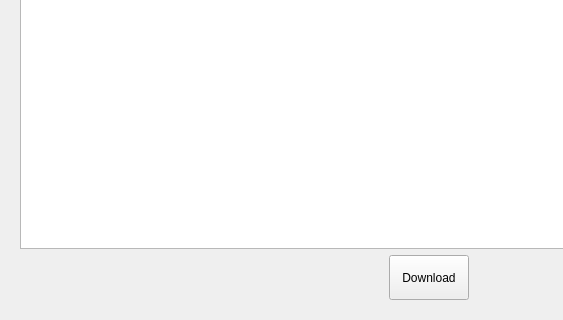
Above: ui/pages/config.ui from Inkane/Tribe before the change; both pictures show x 0 to 563 and y 427 to 747 of the 857 by 747 pixel window. Below: the same form after it.
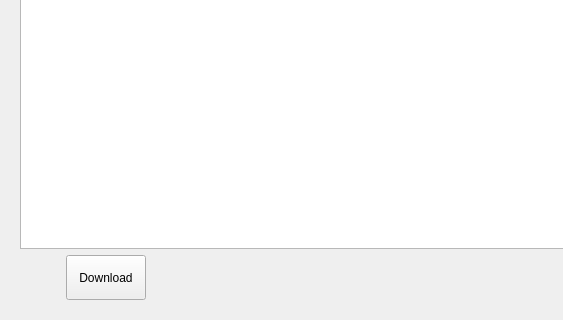
That is the form after the change. The open tabs and pages were chosen to show the change. Custom widgets are drawn as their Qt base class.

Commit message: place download button in the gray

Patch:
```diff
--- a/ui/pages/config.ui
+++ b/ui/pages/config.ui
@@ -843,6 +843,9 @@
          <property name="orientation">
           <enum>Qt::Horizontal</enum>
          </property>
+         <property name="sizeType">
+          <enum>QSizePolicy::Fixed</enum>
+         </property>
          <property name="sizeHint" stdset="0">
           <size>
            <width>40</width>
```
Left out of the diff: 2 changed lines with no effect on the pictures.
